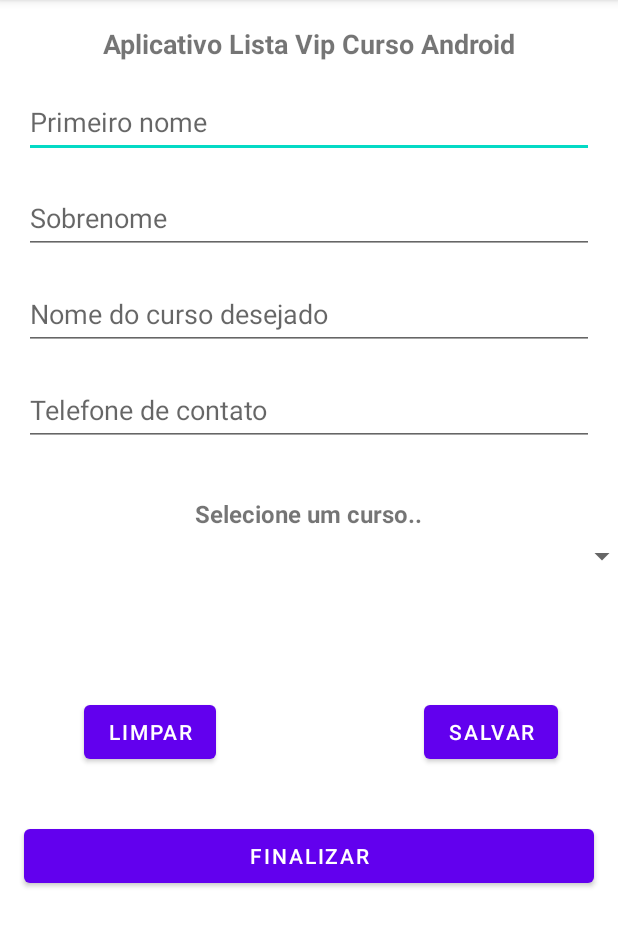
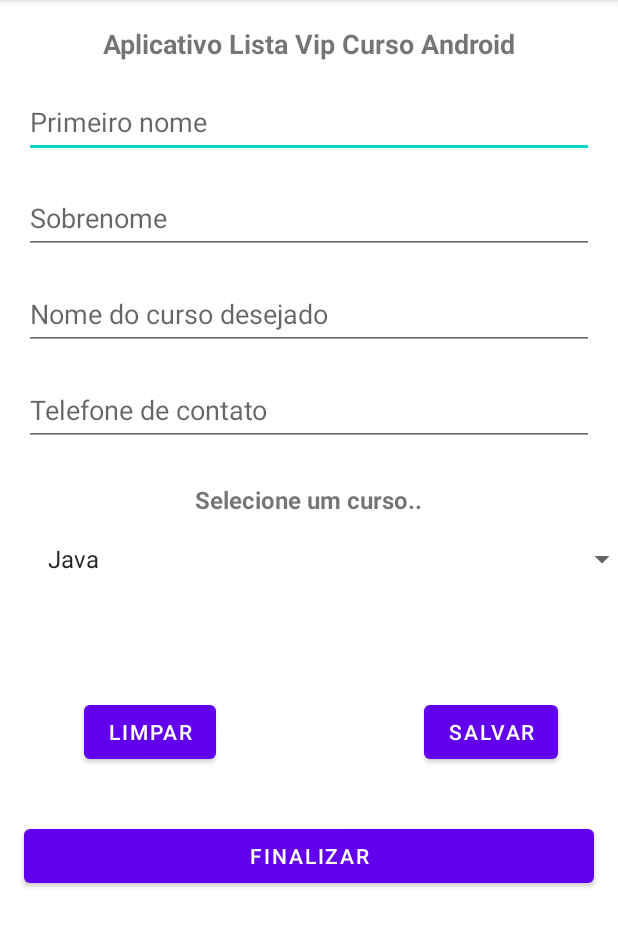
Before and after one commit to FabricioFernandesSantos/Desenvolvimento-Android-2023, an Android app: the screen it shows after launch (MainActivity), on a phone screen of 412 x 824 dp, the part 84-1031 px from its top. Run offline under Robolectric (Android 15) with nearby library versions, the phone set to English and light mode, and no system bars.

Commit message:
Refatorada ado layout Spinner 03/05 - Spinner

```diff
--- a/AppListaCurso/app/src/main/java/com/fstech/applistacurso/controller/CursoController.java
+++ b/AppListaCurso/app/src/main/java/com/fstech/applistacurso/controller/CursoController.java
@@ -7,22 +7,36 @@ import java.util.List;
 
 public class CursoController {
 
-    public List listCursos;
+    private List listCursos;
 
     public List getListaDeCursos(){
 
         listCursos = new ArrayList<Curso>();
 
 
-        listCursos.add(new Curso());
-        listCursos.add(new Curso());
-        listCursos.add(new Curso());
-        listCursos.add(new Curso());
-        listCursos.add(new Curso());
-        listCursos.add(new Curso());
+        listCursos.add(new Curso("Java"));
+        listCursos.add(new Curso("HTML"));
+        listCursos.add(new Curso("C#"));
+        listCursos.add(new Curso("PHP"));
+        listCursos.add(new Curso("Java EE"));
+        listCursos.add(new Curso("Android"));
 
         return listCursos;
 
+    }
+
+    public ArrayList<String> dadosParaSpinner(){
+
+        ArrayList<String> dados = new ArrayList<>();
+
+        for (int i = 0; i < getListaDeCursos().size(); i++) {
+
+            Curso objeto = (Curso) getListaDeCursos().get(i);
+            dados.add(objeto.getNomeDoCursoDesejador());
+
+        }
+
+        return dados;
 
     }
 }
--- a/AppListaCurso/app/src/main/java/com/fstech/applistacurso/model/Curso.java
+++ b/AppListaCurso/app/src/main/java/com/fstech/applistacurso/model/Curso.java
@@ -3,6 +3,10 @@ package com.fstech.applistacurso.model;
 public class Curso {
 
     private String nomeDoCursoDesejador;
+
+    public Curso(String nomeDoCursoDesejador) {
+        this.nomeDoCursoDesejador = nomeDoCursoDesejador;
+    }
 
     public String getNomeDoCursoDesejador() {
         return nomeDoCursoDesejador;
--- a/AppListaCurso/app/src/main/java/com/fstech/applistacurso/view/MainActivity.java
+++ b/AppListaCurso/app/src/main/java/com/fstech/applistacurso/view/MainActivity.java
@@ -2,32 +2,33 @@ package com.fstech.applistacurso.view;
 
 import androidx.appcompat.app.AppCompatActivity;
 
-import android.content.SharedPreferences;
 import android.os.Bundle;
 import android.util.Log;
 import android.view.View;
+import android.widget.ArrayAdapter;
 import android.widget.Button;
 import android.widget.EditText;
+import android.widget.Spinner;
 import android.widget.Toast;
 
 import com.fstech.applistacurso.R;
+import com.fstech.applistacurso.controller.CursoController;
 import com.fstech.applistacurso.controller.PessoaController;
 import com.fstech.applistacurso.model.Pessoa;
+
+import java.util.List;
 
 
 public class MainActivity extends AppCompatActivity {
 
-    SharedPreferences preferences;
 
-    SharedPreferences.Editor listavip;
-
-
-    public static final String NOME_PREFERENCES = "pref_listavip";
 
 
     PessoaController controller;
+    CursoController cursoController;
 
     Pessoa pessoa;
+    List<String> nomeDosCursos;
 
 
     EditText editPrimeiroNome;
@@ -38,6 +39,7 @@ public class MainActivity extends AppCompatActivity {
     Button btnLimpar;
     Button btnSalvar;
     Button btnFinalizar;
+    Spinner spinner;
 
 
     @Override
@@ -48,6 +50,7 @@ public class MainActivity extends AppCompatActivity {
         controller = new PessoaController(MainActivity.this);
         controller.toString();
 
+
         pessoa = new Pessoa();
 
         controller.buscar(pessoa);
@@ -56,6 +59,8 @@ public class MainActivity extends AppCompatActivity {
         editSobrenomeAluno = findViewById(R.id.editSobrenomeAluno);
         editNomeCurso = findViewById(R.id.editNomeCurso);
         editTelefoneContato = findViewById(R.id.editTelefoneContato);
+
+
 
         editPrimeiroNome.setText(pessoa.getPrimeiroNome());
         editSobrenomeAluno.setText(pessoa.getSobreNome());
@@ -66,6 +71,22 @@ public class MainActivity extends AppCompatActivity {
         btnLimpar = findViewById(R.id.btnLimpar);
         btnSalvar = findViewById(R.id.btnSalvar);
         btnFinalizar = findViewById(R.id.btnFinalizar);
+
+
+        //Adapter
+        //Layout
+        //Injetar o Adapeter ao Spiner
+
+        cursoController = new CursoController();
+        nomeDosCursos = cursoController.dadosParaSpinner();
+        spinner = findViewById(R.id.spinner);
+
+        ArrayAdapter<String> adapter =  new ArrayAdapter<>(this, android.R.layout.simple_list_item_1,
+                cursoController.dadosParaSpinner());
+
+        adapter.setDropDownViewResource(android.R.layout.simple_list_item_1);
+
+        spinner.setAdapter(adapter);
 
 
         btnLimpar.setOnClickListener(new View.OnClickListener() {
@@ -105,11 +126,7 @@ public class MainActivity extends AppCompatActivity {
 
                 Toast.makeText(MainActivity.this, "Salvo "+ pessoa.toString(), Toast.LENGTH_SHORT).show();
 
-                listavip.putString("primeiroNome",pessoa.getPrimeiroNome());
-                listavip.putString("sobreNome",pessoa.getSobreNome());
-                listavip.putString("nomeCurso",pessoa.getCursoDesejado());
-                listavip.putString("telefoneContato",pessoa.getTelefoneContato());
-                listavip.apply();
+
 
 
                 Toast.makeText(MainActivity.this, "Salvo " + pessoa.toString(), Toast.LENGTH_SHORT).show();
```
